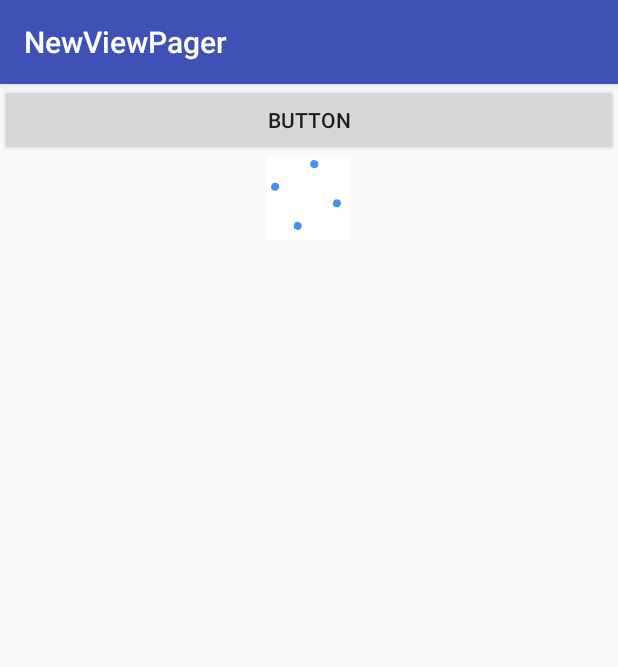
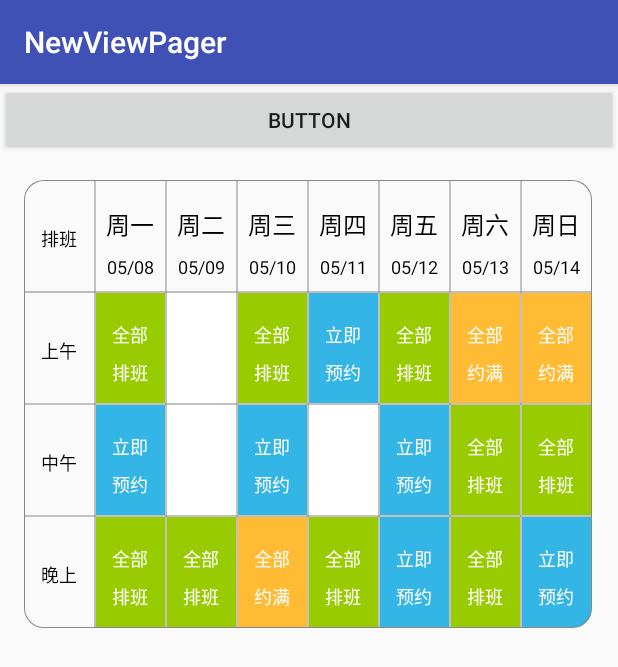
Before and after one commit to uni7corn/Widget, an Android app: the screen it shows after launch (TestActivity), on a phone screen of 412 x 824 dp. Shown: the top 667 px of the screen. Run offline under Robolectric (Android 15) with nearby library versions, the phone set to English and light mode, and no system bars.

Commit message:
Sync the remote

```diff
--- a/app/build.gradle
+++ b/app/build.gradle
@@ -25,8 +25,8 @@ dependencies {
     androidTestCompile('com.android.support.test.espresso:espresso-core:2.2.2', {
         exclude group: 'com.android.support', module: 'support-annotations'
     })
-    compile 'com.android.support:appcompat-v7:25.3.1'
-    compile 'com.android.support:design:25.3.1'
-    compile 'com.android.support:support-vector-drawable:25.3.1'
+    compile 'com.android.support:appcompat-v7:25.3.0'
+    compile 'com.android.support:design:25.3.0'
+    compile 'com.android.support:support-vector-drawable:25.3.0'
     testCompile 'junit:junit:4.12'
 }
--- a/app/src/main/java/com/szzh/audio/newviewpager/schedule/ScheduleView.java
+++ b/app/src/main/java/com/szzh/audio/newviewpager/schedule/ScheduleView.java
@@ -8,9 +8,7 @@ import android.graphics.Paint;
 import android.graphics.Path;
 import android.graphics.Rect;
 import android.graphics.RectF;
-import android.os.Build;
 import android.support.annotation.Nullable;
-import android.support.annotation.RequiresApi;
 import android.text.TextPaint;
 import android.util.AttributeSet;
 import android.util.Log;
@@ -26,7 +24,7 @@ import java.util.List;
 /**
  * Created by jzz
  * on 2017/4/11.
- *
+ * <p>
  * desc:
  */
 
@@ -69,12 +67,6 @@ public class ScheduleView extends View {
 
     public ScheduleView(Context context, @Nullable AttributeSet attrs, int defStyleAttr) {
         super(context, attrs, defStyleAttr);
-        init();
-    }
-
-    @RequiresApi(api = Build.VERSION_CODES.LOLLIPOP)
-    public ScheduleView(Context context, AttributeSet attrs, int defStyleAttr, int defStyleRes) {
-        super(context, attrs, defStyleAttr, defStyleRes);
         init();
     }
 
@@ -131,6 +123,7 @@ public class ScheduleView extends View {
             mSchedules.add(schedules);
         }
 
+        addTimeStamp(0);
 
         // Log.e(TAG, "init: ----->size=" + mSchedules.size() + "   \r\n" + mSchedules.toString());
 
@@ -220,6 +213,7 @@ public class ScheduleView extends View {
 
         Paint textPaint = this.mTextPaint;
 
+        textPaint.setColor(Color.BLACK);
         //绘制最左边第一列文字
         for (int i = 0; i < 4; i++) {
             canvas.drawText(mText[i], (itemWidth >> 1), ((itemHeight >> 1) + (mBound.height() >> 1)) + itemHeight * i, textPaint);
--- a/app/src/main/res/layout/activity_main.xml
+++ b/app/src/main/res/layout/activity_main.xml
@@ -14,11 +14,11 @@
         android:layout_height="wrap_content"
         android:text="Button"/>
 
-    <com.szzh.audio.newviewpager.progress.LoadingProgress
+    <com.szzh.audio.newviewpager.schedule.ScheduleView
         android:id="@+id/calender"
-        android:layout_width="56dp"
-        android:layout_height="56dp"
+        android:layout_width="match_parent"
+        android:layout_height="300dp"
         android:layout_gravity="center"
-        android:background="@android:color/white"/>
+        android:layout_margin="16dp"/>
 
 </LinearLayout>
--- a/gradle.properties
+++ b/gradle.properties
@@ -14,4 +14,4 @@ org.gradle.jvmargs=-Xmx1536m
 # When configured, Gradle will run in incubating parallel mode.
 # This option should only be used with decoupled projects. More details, visit
 # http://www.gradle.org/docs/current/userguide/multi_project_builds.html#sec:decoupled_projects
-# org.gradle.parallel=true
+ org.gradle.parallel=true
```
Also changed, not shown: gradle/wrapper/gradle-wrapper.properties.
